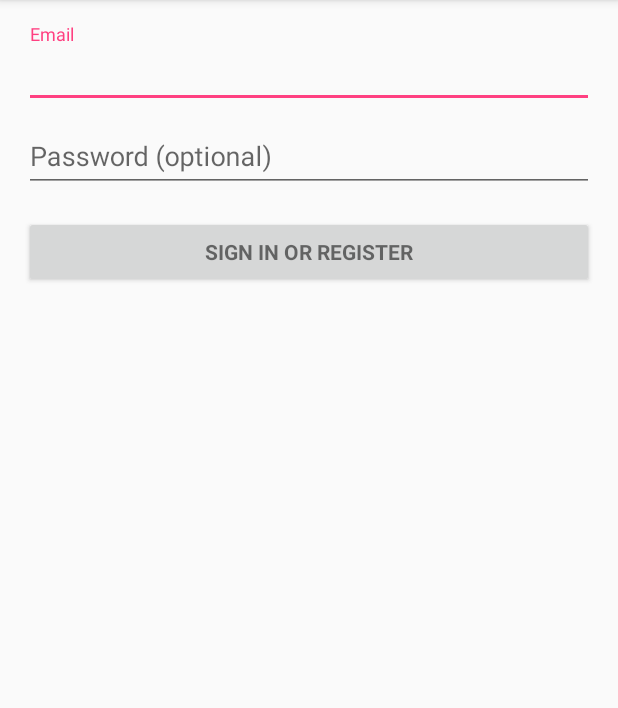
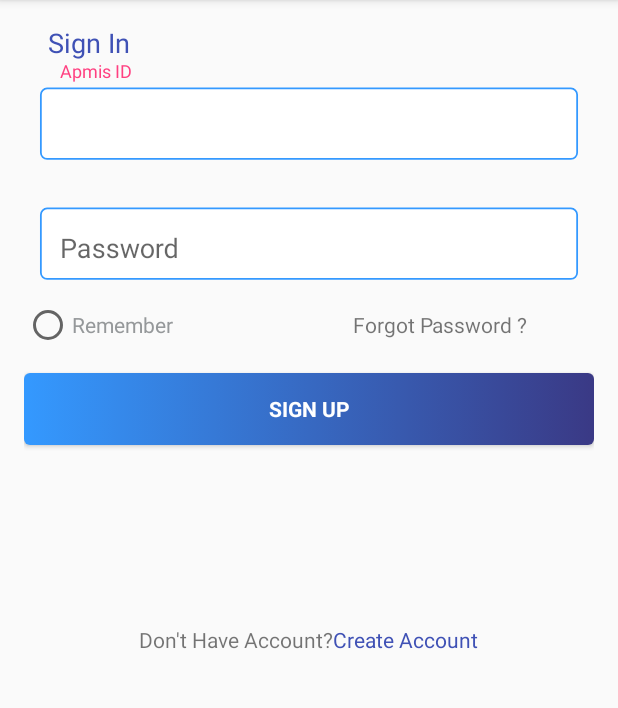
Before and after one commit to APMIS-HMS/cepdroid, an Android app: the screen it shows after launch (LoginActivity), on a phone screen of 412 x 824 dp, the part 84-792 px from its top. Run offline under Robolectric (Android 15) with nearby library versions, the phone set to English and light mode, and no system bars; our stand-ins replace ButterKnife, Volley; 2 statements that could not run were skipped.

Commit message:
working on Login screen

```diff
--- /dev/null
+++ b/app/src/main/res/drawable/gradient.xml
@@ -0,0 +1,19 @@
+<?xml version="1.0" encoding="utf-8"?>
+<selector xmlns:android="http://schemas.android.com/apk/res/android">
+    <item>
+        <layer-list>
+            <item>
+                <shape>
+                    <gradient android:angle="180" android:endColor="#3499ff" android:startColor="#3a3985
+ " android:type="linear" />
+
+
+                    <corners android:radius="4dp" />
+
+                    <padding android:bottom="3dp" android:left="3dp" android:right="3dp" android:top="3dp" />
+                </shape>
+            </item>
+        </layer-list>
+    </item>
+
+</selector>
--- /dev/null
+++ b/app/src/main/res/drawable/ic_textbackground.xml
@@ -0,0 +1,8 @@
+<vector android:height="24dp" android:viewportHeight="59"
+    android:viewportWidth="321" android:width="24dp" xmlns:android="http://schemas.android.com/apk/res/android">
+    <path android:fillColor="#fff"
+        android:pathData="M13,6L308,6A4,4 0,0 1,312 10L312,43A4,4 0,0 1,308 47L13,47A4,4 0,0 1,9 43L9,10A4,4 0,0 1,13 6z" android:strokeColor="#00000000"/>
+    <path android:fillColor="#fff"
+        android:pathData="M13,6.5L308,6.5A3.5,3.5 0,0 1,311.5 10L311.5,43A3.5,3.5 0,0 1,308 46.5L13,46.5A3.5,3.5 0,0 1,9.5 43L9.5,10A3.5,3.5 0,0 1,13 6.5z"
+        android:strokeColor="#3499ff" android:strokeWidth="1"/>
+</vector>
--- a/app/src/main/res/layout/activity_login.xml
+++ b/app/src/main/res/layout/activity_login.xml
@@ -19,6 +19,16 @@
         android:layout_marginBottom="8dp"
         android:visibility="gone" />
 
+    <TextView
+        android:layout_gravity="clip_horizontal"
+        android:layout_width="wrap_content"
+        android:layout_height="wrap_content"
+        android:text="Sign In"
+        android:textAppearance="@style/Base.TextAppearance.AppCompat.Medium"
+        android:textColor="@color/colorPrimary"
+        android:paddingLeft="16dp"
+        />
+
     <ScrollView
         android:id="@+id/login_form"
         android:layout_width="match_parent"
@@ -32,36 +42,62 @@
 
             <android.support.design.widget.TextInputLayout
                 android:layout_width="match_parent"
-                android:layout_height="wrap_content">
+                android:layout_height="80dp">
 
-                <AutoCompleteTextView
+                <android.support.design.widget.TextInputEditText
                     android:id="@+id/apmis_id"
                     android:layout_width="match_parent"
-                    android:layout_height="wrap_content"
+                    android:layout_height="match_parent"
+                    android:background="@drawable/ic_textbackground"
                     android:hint="@string/prompt_email"
                     android:inputType="textEmailAddress"
                     android:maxLines="1"
+                    android:paddingLeft="24dp"
                     android:singleLine="true" />
+
 
             </android.support.design.widget.TextInputLayout>
 
             <android.support.design.widget.TextInputLayout
                 android:layout_width="match_parent"
-                android:layout_height="wrap_content">
+                android:layout_height="80dp">
 
-                <EditText
+                <android.support.design.widget.TextInputEditText
                     android:id="@+id/password"
                     android:layout_width="match_parent"
-                    android:layout_height="wrap_content"
+                    android:layout_height="match_parent"
+                    android:background="@drawable/ic_textbackground"
                     android:hint="@string/prompt_password"
                     android:imeActionId="6"
                     android:imeActionLabel="@string/action_sign_in_short"
                     android:imeOptions="actionUnspecified"
                     android:inputType="textPassword"
                     android:maxLines="1"
+                    android:paddingLeft="24dp"
                     android:singleLine="true" />
 
+
             </android.support.design.widget.TextInputLayout>
+
+            <LinearLayout
+                android:layout_width="match_parent"
+                android:layout_height="wrap_content"
+                android:orientation="horizontal">
+
+                <RadioButton
+                    android:layout_width="wrap_content"
+                    android:layout_height="wrap_content"
+                    android:text="Remember"
+                    android:textColor="#95989a" />
+
+                <TextView
+                    android:layout_width="wrap_content"
+                    android:layout_height="wrap_content"
+                    android:paddingLeft="120dp"
+                    android:text="Forgot Password ?" />
+
+
+            </LinearLayout>
 
             <Button
                 android:id="@+id/email_sign_in_button"
@@ -69,9 +105,31 @@
                 android:layout_width="match_parent"
                 android:layout_height="wrap_content"
                 android:layout_marginTop="16dp"
+                android:background="@drawable/gradient"
                 android:text="@string/action_sign_in"
+                android:textColor="#fff"
                 android:textStyle="bold" />
 
+            <LinearLayout
+                android:layout_width="match_parent"
+                android:layout_height="wrap_content"
+                android:gravity="center"
+                android:paddingTop="120dp">
+
+            <TextView
+                android:layout_width="wrap_content"
+                android:layout_height="wrap_content"
+                android:text="Don't Have Account?"
+                />
+            <TextView
+                android:layout_width="wrap_content"
+                android:layout_height="wrap_content"
+                android:text="Create Account"
+                android:textColor="@color/colorPrimary"/>
+            </LinearLayout>
+
         </LinearLayout>
+
+
     </ScrollView>
 </LinearLayout>
--- a/app/src/main/res/values/strings.xml
+++ b/app/src/main/res/values/strings.xml
@@ -2,9 +2,9 @@
     <string name="app_name">APMIS MOBILE</string>
 
     <!-- Strings related to login -->
-    <string name="prompt_email">Email</string>
-    <string name="prompt_password">Password (optional)</string>
-    <string name="action_sign_in">Sign in or register</string>
+    <string name="prompt_email">Apmis ID</string>
+    <string name="prompt_password">Password</string>
+    <string name="action_sign_in">Sign Up</string>
     <string name="action_sign_in_short">Sign in</string>
     <string name="error_invalid_email">This email address is invalid</string>
     <string name="error_invalid_password">This password is too short</string>
```
